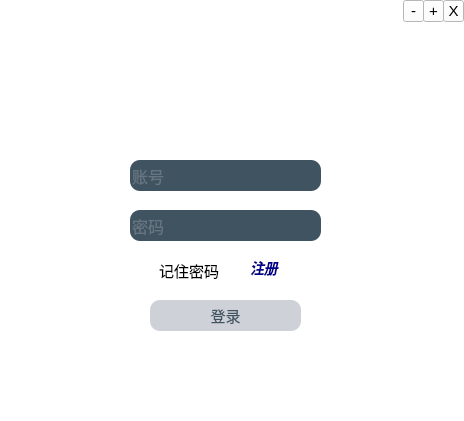
Qt form mainwindow.ui (soulwinter/Escape-Maze) before a commit.
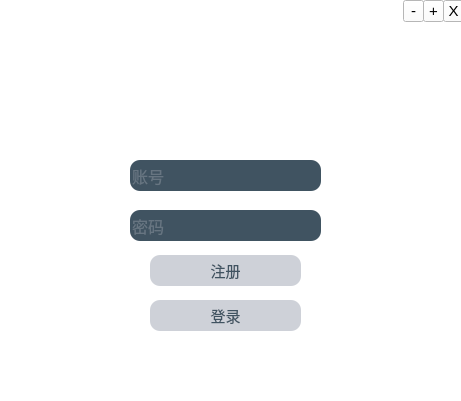
The same form after that commit. Icons and pictures are not drawn.

```diff
--- a/mainwindow.ui
+++ b/mainwindow.ui
@@ -6,13 +6,16 @@
    <rect>
     <x>0</x>
     <y>0</y>
-    <width>464</width>
-    <height>421</height>
+    <width>461</width>
+    <height>401</height>
    </rect>
   </property>
   <property name="windowTitle">
    <string>MainWindow</string>
   </property>
+  <property name="autoFillBackground">
+   <bool>false</bool>
+  </property>
   <property name="styleSheet">
    <string notr="true">*{
 background:rgb(255, 255, 255);
@@ -70,7 +73,7 @@
      <rect>
       <x>0</x>
       <y>0</y>
-      <width>471</width>
+      <width>461</width>
       <height>421</height>
      </rect>
     </property>
@@ -118,25 +121,6 @@
       <string>密码</string>
      </property>
     </widget>
-    <widget class="QCheckBox" name="checkBox">
-     <property name="geometry">
-      <rect>
-       <x>140</x>
-       <y>260</y>
-       <width>91</width>
-       <height>21</height>
-      </rect>
-     </property>
-     <property name="font">
-      <font>
-       <family>华文行楷</family>
-       <pointsize>-1</pointsize>
-      </font>
-     </property>
-     <property name="text">
-      <string>记住密码</string>
-     </property>
-    </widget>
     <widget class="QPushButton" name="pushButton_login">
      <property name="geometry">
       <rect>
@@ -199,41 +183,23 @@
       <string>+</string>
      </property>
     </widget>
-    <widget class="QLabel" name="label_logo">
+    <widget class="QPushButton" name="pushButton_login_2">
      <property name="geometry">
       <rect>
-       <x>180</x>
-       <y>40</y>
-       <width>91</width>
-       <height>91</height>
-      </rect>
-     </property>
-     <property name="text">
-      <string/>
-     </property>
-     <property name="pixmap">
-      <pixmap resource="resource.qrc">:/780.jfif</pixmap>
-     </property>
-     <property name="scaledContents">
-      <bool>true</bool>
-     </property>
-    </widget>
-    <widget class="QLabel" name="label_login">
-     <property name="geometry">
-      <rect>
-       <x>250</x>
-       <y>260</y>
-       <width>31</width>
-       <height>16</height>
+       <x>150</x>
+       <y>255</y>
+       <width>151</width>
+       <height>31</height>
       </rect>
      </property>
      <property name="font">
       <font>
+       <family>华文行楷</family>
        <pointsize>-1</pointsize>
-       <weight>75</weight>
-       <italic>true</italic>
-       <bold>true</bold>
-       <underline>true</underline>
+       <weight>50</weight>
+       <italic>false</italic>
+       <bold>false</bold>
+       <underline>false</underline>
       </font>
      </property>
      <property name="text">
```
Left out of the diff: 8 changed lines with no effect on the pictures.
